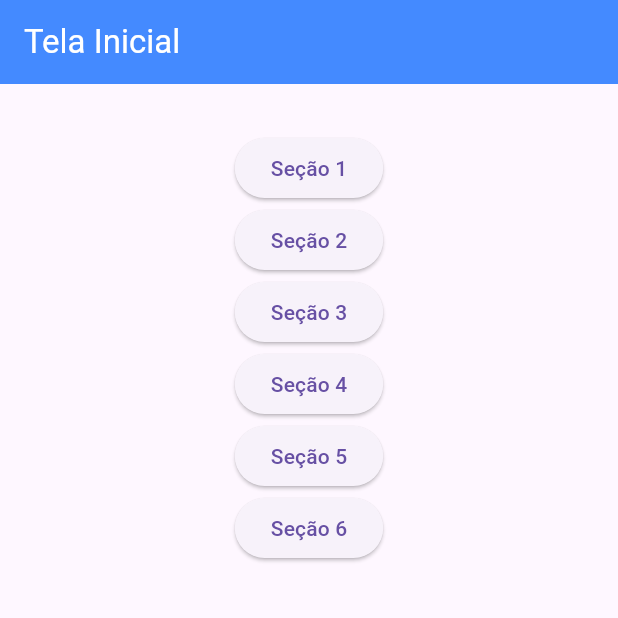
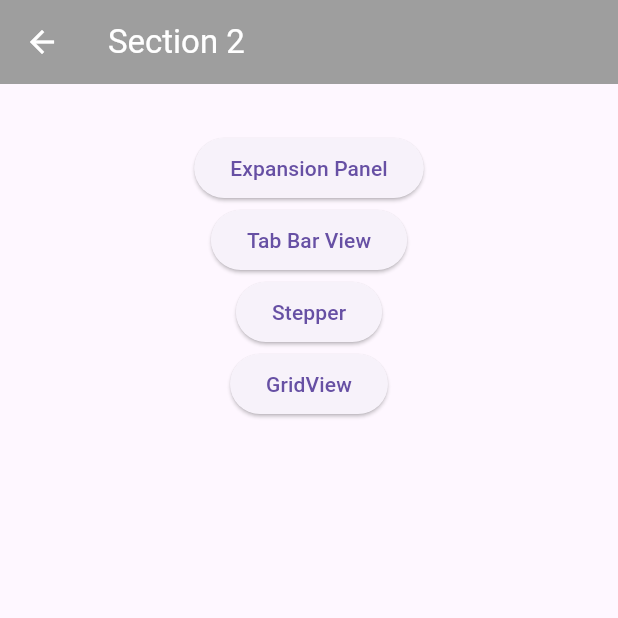
Before and after one commit to alexclemente1985/TreinosFlutter, a Flutter app: the screen it shows after launch, after a tap on "Seção 2", on a phone screen of 412 x 824 dp, the top half of it. Run offline on Flutter 3.47's test engine with Material 3 defaults, Android fonts, the phone set to English and light mode, and no system bars.

Commit message:
Flutter Intermediate Course - Section 2

```diff
--- a/lib/home.dart
+++ b/lib/home.dart
@@ -9,8 +9,7 @@ class Home extends StatefulWidget {
 class HomeState extends State<Home> {
   @override
   Widget build(BuildContext context) {
-    return SafeArea(
-      child: Scaffold(
+    return  Scaffold(
         appBar: AppBar(
           backgroundColor: Colors.blueAccent,
           foregroundColor: Colors.white,
@@ -28,7 +27,9 @@ class HomeState extends State<Home> {
                 child: Text("Seção 1")
               ),
               ElevatedButton(
-                onPressed: (){},
+                onPressed: (){
+                  Navigator.pushNamed(context,"/section2", arguments: 1);
+                },
                 child: Text("Seção 2")
               ),
               ElevatedButton(
@@ -52,7 +53,7 @@ class HomeState extends State<Home> {
           ),
         ),
       )
-      ));
+      );
   }
 
 }
--- a/lib/main.dart
+++ b/lib/main.dart
@@ -5,6 +5,11 @@ import 'package:flutter_intermediate/sections/section_1/popup_menu_button.dart';
 import 'package:flutter_intermediate/sections/section_1/section1.dart';
 import 'package:flutter_intermediate/sections/section_1/sliders_indicators.dart';
 import 'package:flutter_intermediate/sections/section_1/tooltips.dart';
+import 'package:flutter_intermediate/sections/section_2/expansion_panel.dart';
+import 'package:flutter_intermediate/sections/section_2/gridview.dart';
+import 'package:flutter_intermediate/sections/section_2/section_2.dart';
+import 'package:flutter_intermediate/sections/section_2/stepper.dart';
+import 'package:flutter_intermediate/sections/section_2/tab_bar_view.dart';
 
 Map<String, String> routePaths = {
    "home": "/",
@@ -13,15 +18,26 @@ Map<String, String> routePaths = {
     "chips_keys_children": "/section1/chips_keys_children",
     "sliders_indicators": "/section1/sliders_indicators",
     "popup_menu_button":  "/section1/popup_menu_button",
+    "section2": "/section2",
+    "expansion_panel": "/section2/expansion_panel",
+    "tab_bar_view": "/section2/tab_bar_view",
+    "stepper": "/section2/stepper",
+    "gridview": "/section2/gridview",
 };
 
 Map<String, WidgetBuilder> routes = {
     routePaths["home"]!: (BuildContext context) => Home(),
-    routePaths["section1"]!: (BuildContext context) => Section1(routes: routePaths,),
+    routePaths["section1"]!: (BuildContext context) => Section1(routes: routePaths),
     routePaths["tooltips"]!: (BuildContext context) => Tooltips(),
     routePaths["chips_keys_children"]!: (BuildContext context) => ChipsKeysChildren(),
     routePaths["sliders_indicators"]!: (BuildContext context) => SlidersIndicators(),
     routePaths["popup_menu_button"]!: (BuildContext context) => PopupMenuButtonWidget(),
+    routePaths["section2"]!: (BuildContext context) => Section2(routes: routePaths),
+    routePaths["expansion_panel"]!: (BuildContext context) => ExpansionPanelWidget(),
+    routePaths["tab_bar_view"]!: (BuildContext context) => TabBarViewWidget(),
+    routePaths["stepper"]!: (BuildContext context) => StepperWidget(),
+    routePaths["gridview"]!: (BuildContext context) => GridviewWidget(),
+
 };
 
 void main() {
--- a/lib/sections/section_1/section1.dart
+++ b/lib/sections/section_1/section1.dart
@@ -13,8 +13,7 @@ class Section1 extends StatefulWidget{
 class Section1State extends State<Section1>{
   @override
   Widget build(BuildContext context) {
-    return SafeArea(
-      child: Scaffold(
+    return  Scaffold(
         appBar: AppBar(
           backgroundColor: Colors.blueGrey,
           foregroundColor: Colors.white,
@@ -53,6 +52,6 @@ class Section1State extends State<Section1>{
           ),
         ),
       )
-      ));
+      );
   }
 }
--- /dev/null
+++ b/lib/sections/section_2/section_2.dart
@@ -0,0 +1,56 @@
+import 'package:flutter/material.dart';
+
+class Section2 extends StatefulWidget{
+  Map<String, String> routes;
+
+  Section2({required this.routes});
+
+  @override
+  State<StatefulWidget> createState() => Section2State();
+}
+
+class Section2State extends State<Section2>{
+  @override
+  Widget build(BuildContext context) {
+    return Scaffold(
+        appBar: AppBar(
+          backgroundColor: Colors.grey,
+          foregroundColor: Colors.white,
+          title: Text("Section 2"),
+        ),
+        body: Padding(
+            padding: EdgeInsets.all(32),
+            child: Center(
+              child: Column(
+                children: [
+                  ElevatedButton(
+                    onPressed: (){
+                      Navigator.pushNamed(context, widget.routes["expansion_panel"]!);
+                    },
+                    child: Text("Expansion Panel")
+                  ),
+                  ElevatedButton(
+                    onPressed: (){
+                      Navigator.pushNamed(context, widget.routes["tab_bar_view"]!);
+                    },
+                    child: Text("Tab Bar View")
+                  ),
+                  ElevatedButton(
+                    onPressed: (){
+                      Navigator.pushNamed(context, widget.routes["stepper"]!);
+                    },
+                    child: Text("Stepper")
+                  ),
+                  ElevatedButton(
+                    onPressed: (){
+                      Navigator.pushNamed(context, widget.routes["gridview"]!);
+                    },
+                    child: Text("GridView")
+                  ),
+                ],
+              ),
+            ),
+          ),
+    );
+  }
+}
```
Also changed, not shown: lib/sections/section_2/expansion_panel.dart (added, +69 -0 lines), lib/sections/section_2/gridview.dart (added, +79 -0 lines), lib/sections/section_2/stepper.dart (added, +70 -0 lines), lib/sections/section_2/tab_bar_view.dart (added, +70 -0 lines).
